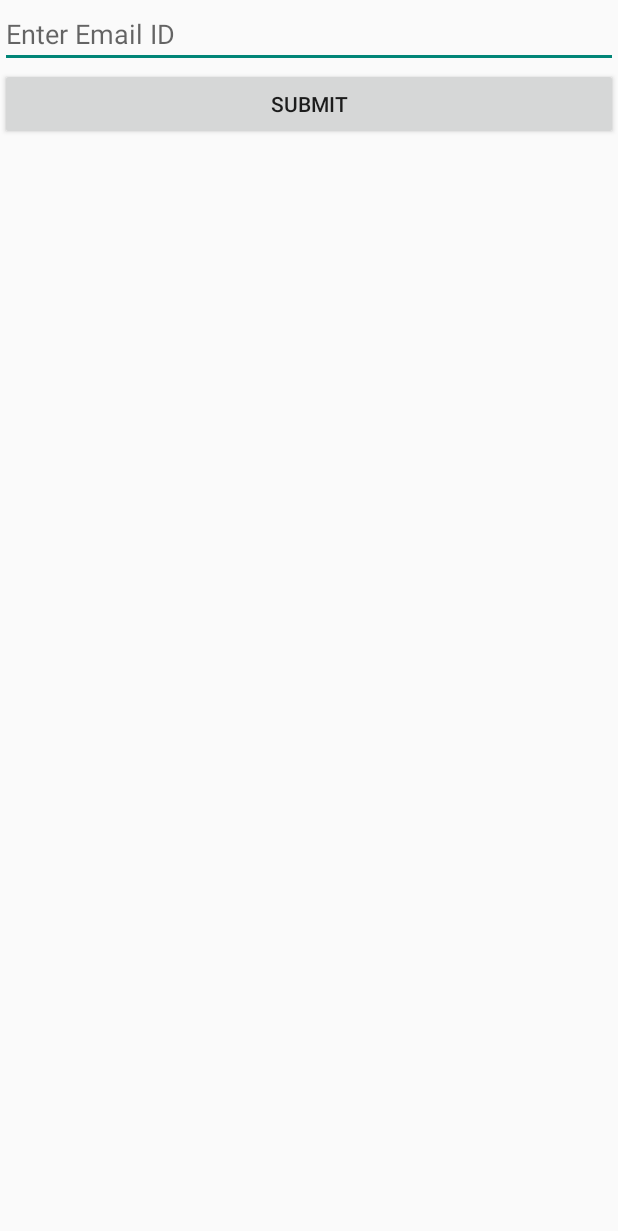
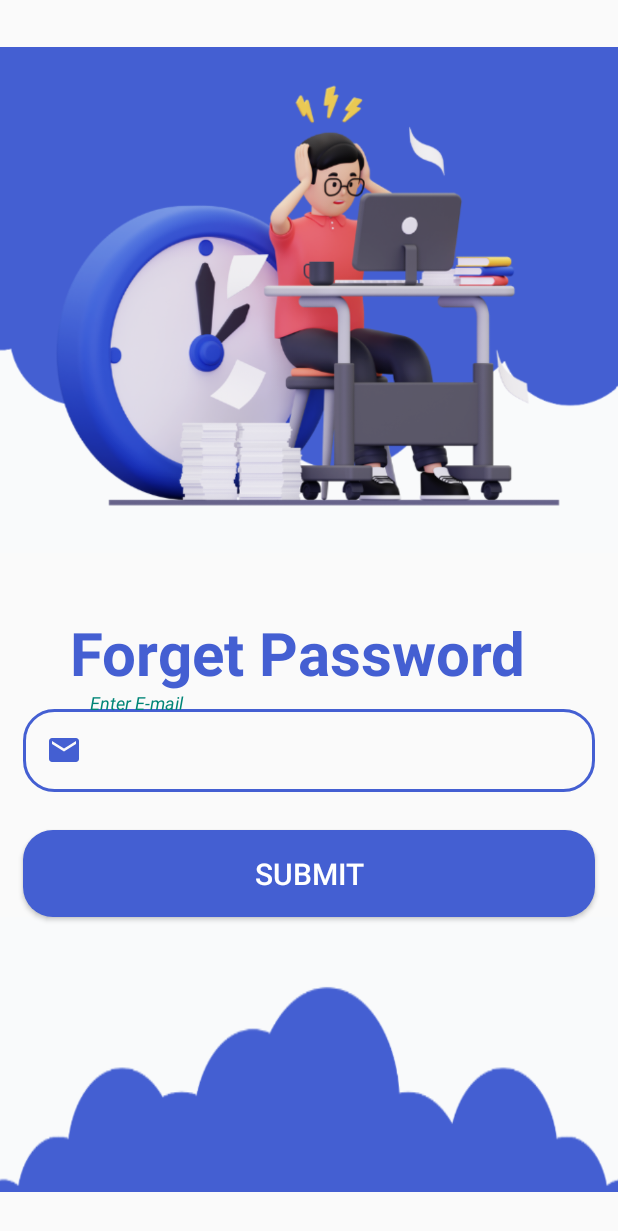
Before and after one commit to ShubhamChoure/Parental-Control-Android-App, an Android app: the ForgetPassword screen opened directly, with no data from a screen before it, on a phone screen of 412 x 824 dp. Shown: the top 1231 px of the screen. Run offline under Robolectric (Android 15) with nearby library versions, the phone set to English and light mode, and no system bars; our stand-ins replace Firebase (no records; nobody signed in at launch, a user with empty details on screens opened directly).

Commit message:
forget xml

```diff
--- a/app/src/main/res/layout/activity_forget_password.xml
+++ b/app/src/main/res/layout/activity_forget_password.xml
@@ -6,17 +6,65 @@
     android:layout_height="match_parent"
     tools:context="Login.ForgetPassword"
     android:orientation="vertical">
-<EditText
-    android:layout_width="match_parent"
-    android:layout_height="wrap_content"
-    android:id="@+id/ForgetMailETxt"
-    android:hint="Enter Email ID">
-</EditText>
-
+    <ImageView
+        android:layout_width="match_parent"
+        android:layout_height="400dp"
+        android:src="@drawable/forgetpass">
+    </ImageView>
+    <TextView
+        android:layout_width="match_parent"
+        android:layout_height="wrap_content"
+        android:layout_marginTop="8dp"
+        android:gravity="center"
+        android:paddingRight="15dp"
+        android:text="Forget Password"
+        android:textColor="#445FD2"
+        android:textSize="40dp"
+        android:textStyle="bold"
+        tools:ignore="HardcodedText,SpUsage">
+    </TextView>
+    <com.google.android.material.textfield.TextInputLayout
+        android:layout_width="match_parent"
+        android:layout_height="wrap_content">
+    <com.google.android.material.textfield.TextInputEditText
+        android:textStyle="italic"
+        android:id="@+id/ForgetMailETxt"
+        android:layout_width="match_parent"
+        android:layout_height="wrap_content"
+        android:layout_marginLeft="15dp"
+        android:layout_marginTop="25dp"
+        android:layout_marginRight="15dp"
+        android:background="@drawable/editbutton"
+        android:drawableLeft="@drawable/baseline_email_24"
+        android:hint="  Enter E-mail"
+        android:padding="15dp"
+        android:textColor="@color/black"
+        tools:ignore="InefficientWeight">
+    </com.google.android.material.textfield.TextInputEditText>
+    </com.google.android.material.textfield.TextInputLayout>
     <Button
+        android:layout_gravity="center"
         android:id="@+id/submitBtn"
         android:layout_width="match_parent"
         android:layout_height="wrap_content"
-        android:text="Submit" />
-
+        android:layout_marginLeft="15dp"
+        android:layout_marginTop="25dp"
+        android:layout_marginRight="15dp"
+        android:background="@drawable/button_desing"
+        android:padding="15dp"
+        android:text="Submit"
+        android:textColor="@color/white"
+        android:textSize="20dp"
+        tools:ignore="HardcodedText,SpUsage">
+    </Button>
+    <LinearLayout
+        android:layout_width="match_parent"
+        android:layout_height="wrap_content">
+        <ImageView
+            android:scaleY="1.6"
+            android:src="@drawable/forrgerback"
+            android:layout_width="wrap_content"
+            android:layout_height="wrap_content">
+        </ImageView>
+    </LinearLayout>
 </LinearLayout>
--- a/app/src/main/res/layout/parentlogin.xml
+++ b/app/src/main/res/layout/parentlogin.xml
@@ -17,7 +17,7 @@
             <ImageView
                 android:scaleType="fitStart"
                 android:layout_width="match_parent"
-                android:layout_height="wrap_content"
+                android:layout_height="400dp"
                 android:src="@drawable/parenttv">
             </ImageView>
         </FrameLayout>
@@ -30,8 +30,8 @@
             android:layout_marginRight="15dp"
             android:layout_weight="1"
             android:background="@drawable/editbutton"
-            android:drawableLeft="@drawable/baseline_person_pin_24"
-            android:hint="Enter E-mail"
+            android:drawableLeft="@drawable/baseline_email_24"
+            android:hint="  Enter E-mail"
             android:padding="15dp"
             android:textColor="@color/black"
             tools:ignore="InefficientWeight">
```
Also changed, not shown: app/src/main/res/drawable/forgetpass.png (added), app/src/main/res/drawable/forrgerback.png (added).
